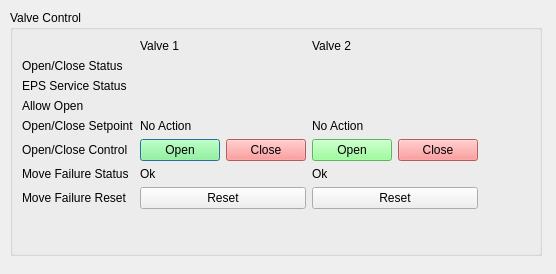
Above: applications/ASguiApp/UISamples/ValveControl.ui from andrewrhyder/epicsqt before the change. Below: the same form after it.
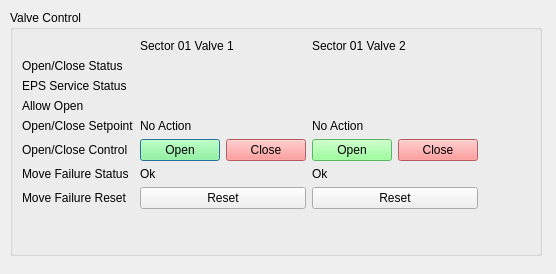
That is the form after the change. Custom widgets are drawn as their Qt base class.

Commit message: Remove debug output left in QCaWidget by mistake. Tidy sample .ui files

```diff
--- a/applications/ASguiApp/UISamples/ValveControl.ui
+++ b/applications/ASguiApp/UISamples/ValveControl.ui
@@ -40,20 +40,6 @@
       <property name="sizeConstraint">
        <enum>QLayout::SetDefaultConstraint</enum>
       </property>
-      <item row="0" column="1">
-       <widget class="QLabel" name="label_3">
-        <property name="text">
-         <string>Valve 1</string>
-        </property>
-       </widget>
-      </item>
-      <item row="0" column="2">
-       <widget class="QLabel" name="label_4">
-        <property name="text">
-         <string>Valve 2</string>
-        </property>
-       </widget>
-      </item>
       <item row="1" column="0">
        <widget class="QLabel" name="label_2">
         <property name="text">
@@ -2009,6 +1995,32 @@
         </property>
        </widget>
       </item>
+      <item row="0" column="1">
+       <widget class="QSubstitutedLabelPlugin" name="qsubstitutedlabelplugin">
+        <property name="text">
+         <string>Sector 01 Valve 1</string>
+        </property>
+        <property name="labelText" stdset="0">
+         <string>Sector $(SR) Valve 1</string>
+        </property>
+        <property name="textSubstitutions" stdset="0">
+         <string>SR=01</string>
+        </property>
+       </widget>
+      </item>
+      <item row="0" column="2">
+       <widget class="QSubstitutedLabelPlugin" name="qsubstitutedlabelplugin_2">
+        <property name="text">
+         <string>Sector 01 Valve 2</string>
+        </property>
+        <property name="labelText" stdset="0">
+         <string>Sector $(SR) Valve 2</string>
+        </property>
+        <property name="textSubstitutions" stdset="0">
+         <string>SR=01</string>
+        </property>
+       </widget>
+      </item>
      </layout>
     </item>
    </layout>
@@ -2020,6 +2032,11 @@
    <extends>QLabel</extends>
    <header>QCaLabelPlugin.h</header>
   </customwidget>
+  <customwidget>
+   <class>QSubstitutedLabelPlugin</class>
+   <extends>QLabel</extends>
+   <header>QSubstitutedLabelPlugin.h</header>
+  </customwidget>
   <customwidget>
    <class>QCaPushButtonPlugin</class>
    <extends>QPushButton</extends>
```
Left out of the diff: 38 changed lines with no effect on the pictures. The commit also changes 2 other files.
